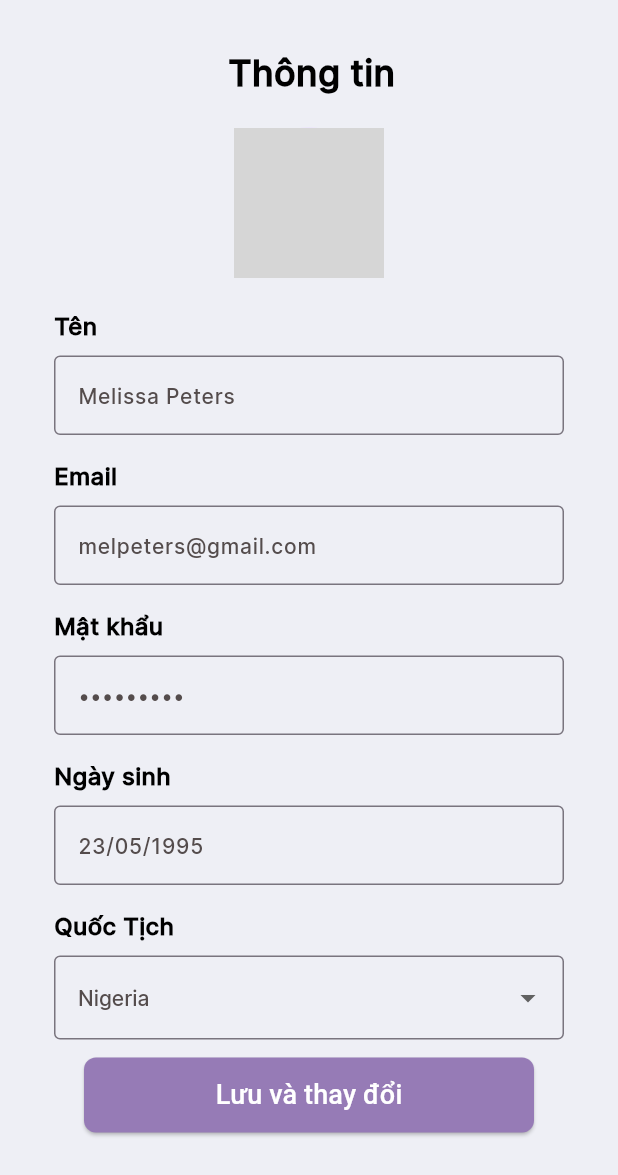
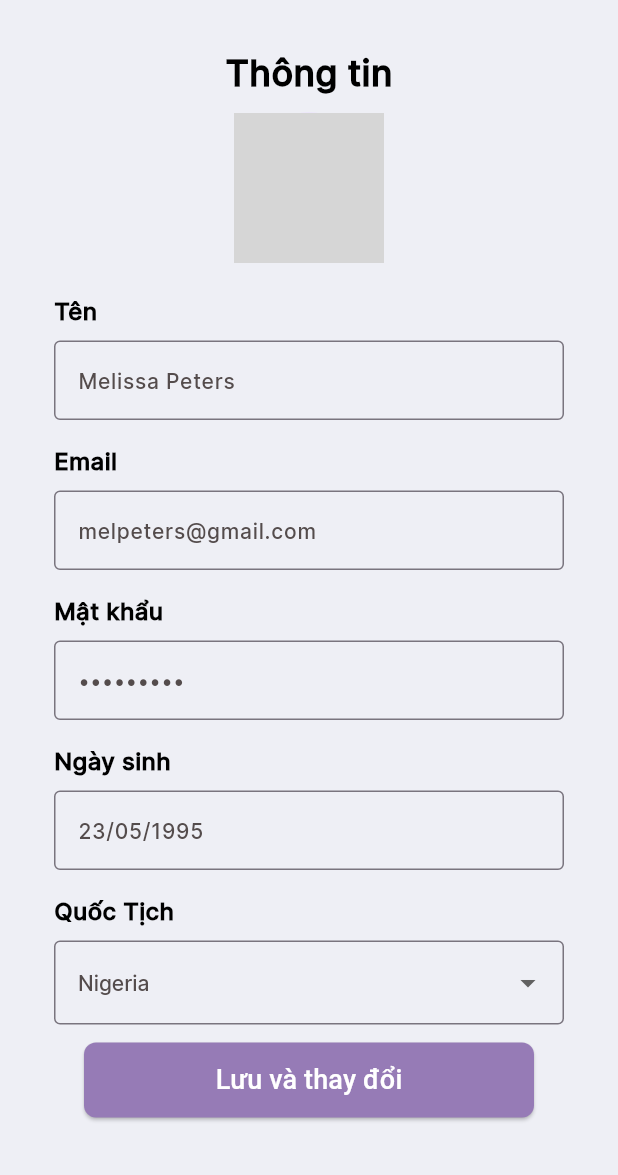
Before and after one commit to huybao1103/Flower-Store-Flutter-NodeJS-MongoAtlas, a Flutter app: the ProfileScreen screen opened directly, on a phone screen of 412 x 824 dp. Shown: the top 1175 px of the screen. Run offline on Flutter 3.47's test engine with Material 3 defaults, Android fonts, the light colour scheme and no system bars; our stand-ins replace carousel_slider, curved_navigation_bar, flutter_form_builder, flutter_svg, form_builder_validators, google_fonts; missing offline and left inert: mongo_dart; network calls fail; statements that could not run were skipped; grey boxes are pictures that could not be loaded.

Commit message:
Fix sương sương

```diff
--- a/App/flower_store/lib/screens/user/profile.screen.dart
+++ b/App/flower_store/lib/screens/user/profile.screen.dart
@@ -75,15 +75,12 @@ class _ProfileScreenState extends State<ProfileScreen> {
                   const Padding(
                     padding:
                         EdgeInsets.symmetric(horizontal: 16.0, vertical: 5.0),
+                    child: Center(
                       child: Column(
                         children: [
-                        Column(
-                          children: [
-                            SizedBox(height: 10),
-                            Row(
-                              children: [
-                                Padding(padding: EdgeInsets.only(left: 120)),
-                                Text(
+                          Padding(
+                            padding: EdgeInsets.only(bottom: 10, top: 10),
+                            child: Text(
                                       'Thông tin',
                                       style: TextStyle(
                                         color: Color(0xff000000),
@@ -92,10 +89,6 @@ class _ProfileScreenState extends State<ProfileScreen> {
                                         fontWeight: FontWeight.bold,
                                       ),
                                     ),
-                              ],
-                            ),
-                            SizedBox(height: 20),
-                          ],
                           ),
                           Center(
                             child: Stack(
@@ -123,6 +116,7 @@ class _ProfileScreenState extends State<ProfileScreen> {
                             ),
                           ),
                         ],
+                      ),
                     ),
                   ),
                   Padding(
--- a/App/flower_store/lib/shared/widget/product.grid.dart
+++ b/App/flower_store/lib/shared/widget/product.grid.dart
@@ -39,8 +39,8 @@ class ProductGridview extends StatelessWidget {
             padding: const EdgeInsets.fromLTRB(8,0,8,10),
             gridDelegate: const SliverGridDelegateWithFixedCrossAxisCount(
               crossAxisCount: 2,
-              crossAxisSpacing: 8.0,
-              mainAxisSpacing: 8.0,
+              crossAxisSpacing: 5.0,
+              mainAxisSpacing: 1.0,
               childAspectRatio: 0.75,
             ),
             itemCount: products.length,
--- a/App/flower_store/lib/shared/widget/product_card_favorite.dart
+++ b/App/flower_store/lib/shared/widget/product_card_favorite.dart
@@ -10,7 +10,9 @@ class ProductCard extends StatelessWidget {
 
   @override
   Widget build(BuildContext context) {
-    return Card(
+    return SizedBox(
+      height: 300,
+      child: Card(
         shape: RoundedRectangleBorder(
           borderRadius: BorderRadius.circular(10.0),
         ),
@@ -76,6 +78,7 @@ class ProductCard extends StatelessWidget {
             ),
           ],
         ),
+      ),
     );
   }
 }
```
Also changed, not shown: App/flower_store/lib/screens/setting/setting.screen.dart (+1 -9 lines), App/flower_store/lib/screens/store_product_page/product_display.screen.dart (+4 -4 lines). Lines whose indentation alone changed are shown as unchanged.
